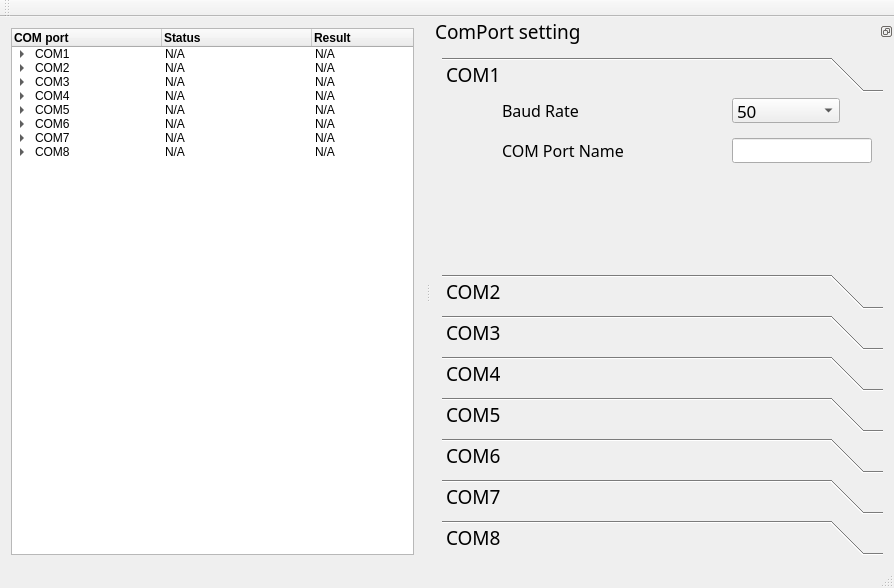
Qt form mainwindow.ui (soso7885/QTvcom_test) before a commit.
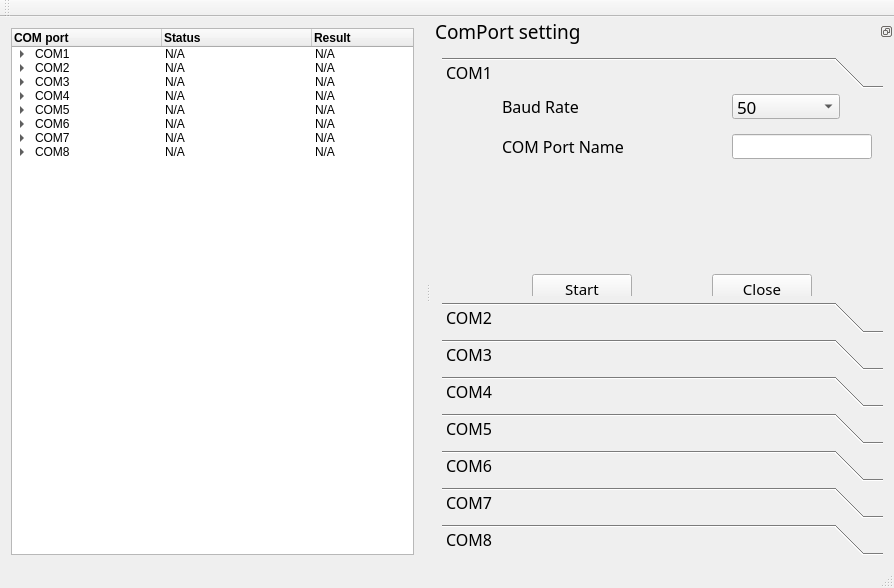
The same form after that commit.

Diff of the .ui file:
```diff
--- a/mainwindow.ui
+++ b/mainwindow.ui
@@ -407,6 +407,12 @@
     <layout class="QGridLayout" name="gridLayout_4">
      <item row="0" column="0">
       <widget class="QToolBox" name="toolBox">
+       <property name="font">
+        <font>
+         <family>Cochin</family>
+         <pointsize>12</pointsize>
+        </font>
+       </property>
        <property name="mouseTracking">
         <bool>false</bool>
        </property>
@@ -422,7 +428,7 @@
           <x>0</x>
           <y>0</y>
           <width>439</width>
-          <height>206</height>
+          <height>230</height>
          </rect>
         </property>
         <attribute name="label">
```
